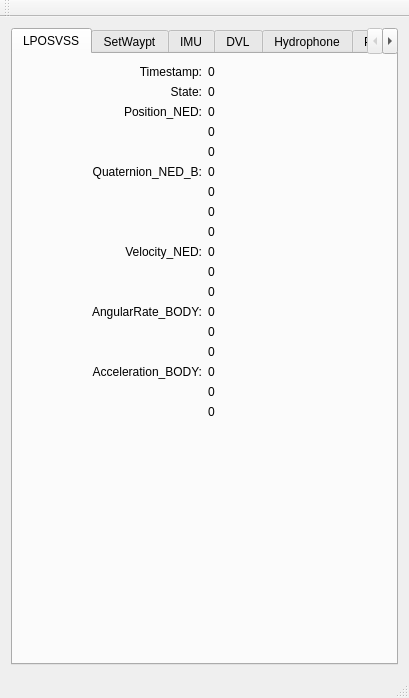
Above: DDSWatcher/forms/mainwindow.ui from uf-mil-archive/sub-2012 before the change. Below: the same form after it.
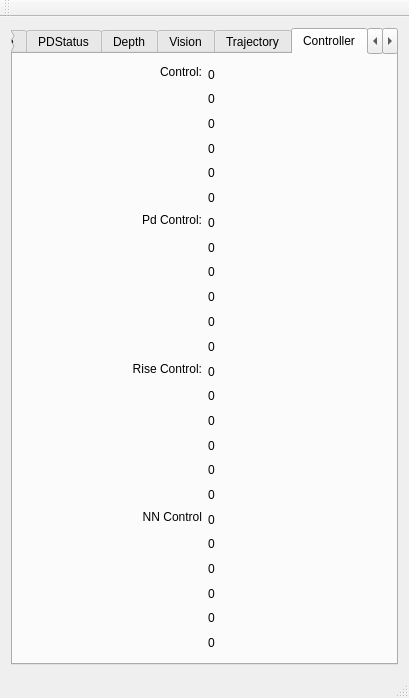
That is the form after the change. The open tabs and pages were chosen to show the change.

Commit message: Modified and added Tracking Controller data to DDSWatcher.

The edit to the form file:
```diff
--- a/DDSWatcher/forms/mainwindow.ui
+++ b/DDSWatcher/forms/mainwindow.ui
@@ -1674,6 +1674,241 @@
         </item>
        </layout>
       </widget>
+      <widget class="QWidget" name="tab_11">
+       <attribute name="title">
+        <string>Controller</string>
+       </attribute>
+       <layout class="QHBoxLayout" name="horizontalLayout_5">
+        <item>
+         <layout class="QGridLayout" name="gridLayout_25">
+          <item row="1" column="0">
+           <widget class="QLabel" name="label_131">
+            <property name="text">
+             <string>Pd Control:</string>
+            </property>
+            <property name="alignment">
+             <set>Qt::AlignRight|Qt::AlignTop|Qt::AlignTrailing</set>
+            </property>
+           </widget>
+          </item>
+          <item row="0" column="0">
+           <widget class="QLabel" name="label_132">
+            <property name="text">
+             <string>Control:</string>
+            </property>
+            <property name="alignment">
+             <set>Qt::AlignRight|Qt::AlignTop|Qt::AlignTrailing</set>
+            </property>
+           </widget>
+          </item>
+          <item row="1" column="1">
+           <layout class="QVBoxLayout" name="verticalLayout_52">
+            <item>
+             <widget class="QLabel" name="lblPDController0">
+              <property name="text">
+               <string>0</string>
+              </property>
+             </widget>
+            </item>
+            <item>
+             <widget class="QLabel" name="lblPDController1">
+              <property name="text">
+               <string>0</string>
+              </property>
+             </widget>
+            </item>
+            <item>
+             <widget class="QLabel" name="lblPDController2">
+              <property name="text">
+               <string>0</string>
+              </property>
+             </widget>
+            </item>
+            <item>
+             <widget class="QLabel" name="lblPDController3">
+              <property name="text">
+               <string>0</string>
+              </property>
+             </widget>
+            </item>
+            <item>
+             <widget class="QLabel" name="lblPDController4">
+              <property name="text">
+               <string>0</string>
+              </property>
+             </widget>
+            </item>
+            <item>
+             <widget class="QLabel" name="lblPDController5">
+              <property name="text">
+               <string>0</string>
+              </property>
+             </widget>
+            </item>
+           </layout>
+          </item>
+          <item row="0" column="1">
+           <layout class="QVBoxLayout" name="verticalLayout_53">
+            <item>
+             <widget class="QLabel" name="lblController0">
+              <property name="text">
+               <string>0</string>
+              </property>
+             </widget>
+            </item>
+            <item>
+             <widget class="QLabel" name="lblController1">
+              <property name="text">
+               <string>0</string>
+              </property>
+             </widget>
+            </item>
+            <item>
+             <widget class="QLabel" name="lblController2">
+              <property name="text">
+               <string>0</string>
+              </property>
+             </widget>
+            </item>
+            <item>
+             <widget class="QLabel" name="lblController3">
+              <property name="text">
+               <string>0</string>
+              </property>
+             </widget>
+            </item>
+            <item>
+             <widget class="QLabel" name="lblController4">
+              <property name="text">
+               <string>0</string>
+              </property>
+             </widget>
+            </item>
+            <item>
+             <widget class="QLabel" name="lblController5">
+              <property name="text">
+               <string>0</string>
+              </property>
+             </widget>
+            </item>
+           </layout>
+          </item>
+          <item row="2" column="0">
+           <widget class="QLabel" name="label_133">
+            <property name="text">
+             <string>Rise Control:</string>
+            </property>
+            <property name="alignment">
+             <set>Qt::AlignRight|Qt::AlignTop|Qt::AlignTrailing</set>
+            </property>
+           </widget>
+          </item>
+          <item row="3" column="0">
+           <widget class="QLabel" name="label_134">
+            <property name="text">
+             <string>NN Control</string>
+            </property>
+            <property name="alignment">
+             <set>Qt::AlignRight|Qt::AlignTop|Qt::AlignTrailing</set>
+            </property>
+           </widget>
+          </item>
+          <item row="2" column="1">
+           <layout class="QVBoxLayout" name="verticalLayout_54">
+            <item>
+             <widget class="QLabel" name="lblRiseController0">
+              <property name="text">
+               <string>0</string>
+              </property>
+             </widget>
+            </item>
+            <item>
+             <widget class="QLabel" name="lblRiseController1">
+              <property name="text">
+               <string>0</string>
+              </property>
+             </widget>
+            </item>
+            <item>
+             <widget class="QLabel" name="lblRiseController2">
+              <property name="text">
+               <string>0</string>
+              </property>
+             </widget>
+            </item>
+            <item>
+             <widget class="QLabel" name="lblRiseController3">
+              <property name="text">
+               <string>0</string>
+              </property>
+             </widget>
+            </item>
+            <item>
+             <widget class="QLabel" name="lblRiseController4">
+              <property name="text">
+               <string>0</string>
+              </property>
+             </widget>
+            </item>
+            <item>
+             <widget class="QLabel" name="lblRiseController5">
+              <property name="text">
+               <string>0</string>
+              </property>
+             </widget>
+            </item>
+           </layout>
+          </item>
+          <item row="3" column="1">
+           <layout class="QVBoxLayout" name="verticalLayout_55">
+            <item>
+             <widget class="QLabel" name="lblNNController0">
+              <property name="text">
+               <string>0</string>
+              </property>
+             </widget>
+            </item>
+            <item>
+             <widget class="QLabel" name="lblNNController1">
+              <property name="text">
+               <string>0</string>
+              </property>
+             </widget>
+            </item>
+            <item>
+             <widget class="QLabel" name="lblNNController2">
+              <property name="text">
+               <string>0</string>
+              </property>
+             </widget>
+            </item>
+            <item>
+             <widget class="QLabel" name="lblNNController3">
+              <property name="text">
+               <string>0</string>
+              </property>
+             </widget>
+            </item>
+            <item>
+             <widget class="QLabel" name="lblNNController4">
+              <property name="text">
+               <string>0</string>
+              </property>
+             </widget>
+            </item>
+            <item>
+             <widget class="QLabel" name="lblNNController5">
+              <property name="text">
+               <string>0</string>
+              </property>
+             </widget>
+            </item>
+           </layout>
+          </item>
+         </layout>
+        </item>
+       </layout>
+      </widget>
       <widget class="QWidget" name="tab_10">
        <attribute name="title">
         <string>Logging</string>
```
Left out of the diff: 2 changed lines with no effect on the pictures. The commit also changes 3 other files.
